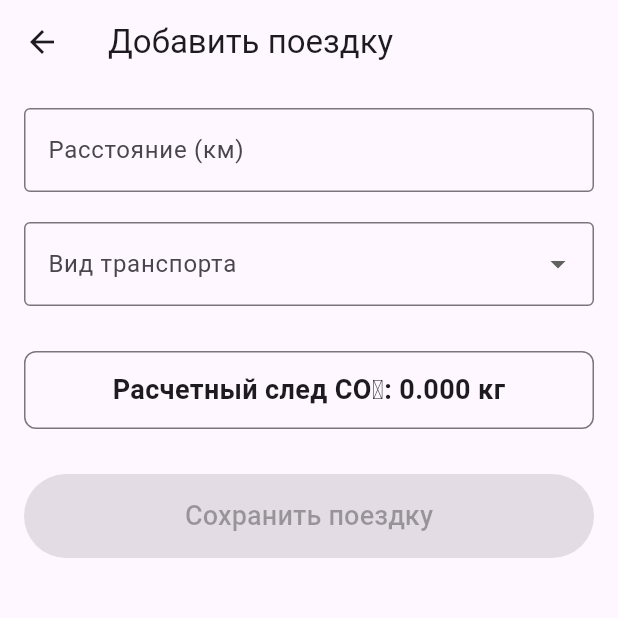
After one commit to peterkrglv/flut5, a Flutter app: the TripAddScreen screen opened directly, on a phone screen of 412 x 824 dp, the top half of it. The commit adds this screen. Run offline on Flutter 3.47's test engine with Material 3 defaults, Android fonts, the phone set to English and light mode, and no system bars.

Commit message:
Trip Screen

```diff
--- /dev/null
+++ b/lib/features/trp/screens/trip_screen.dart
@@ -0,0 +1,154 @@
+import 'package:flutter/material.dart';
+import 'package:prac5/features/transport/models/transport_model.dart';
+import 'package:prac5/shared/eco_data_manager.dart';
+import 'package:provider/provider.dart';
+
+class TripAddScreen extends StatefulWidget {
+  const TripAddScreen({super.key});
+
+  @override
+  State<TripAddScreen> createState() => _TripAddScreenState();
+}
+
+class _TripAddScreenState extends State<TripAddScreen> {
+  final _distanceController = TextEditingController();
+  TransportModel? _selectedTransport;
+  double _calculatedFootprint = 0.0;
+
+  @override
+  void dispose() {
+    _distanceController.dispose();
+    super.dispose();
+  }
+
+  void _calculateFootprint() {
+    final distance = double.tryParse(_distanceController.text) ?? 0.0;
+
+    if (_selectedTransport != null && distance > 0) {
+      setState(() {
+        _calculatedFootprint = (distance * _selectedTransport!.co2PerKm) / 1000;
+      });
+    } else {
+      setState(() {
+        _calculatedFootprint = 0.0;
+      });
+    }
+  }
+
+  void _saveTrip() {
+    if (_calculatedFootprint > 0 && _selectedTransport != null) {
+      final dataManager = Provider.of<EcoDataManager>(context, listen: false);
+
+      dataManager.addTrip(
+        distanceKm: double.tryParse(_distanceController.text) ?? 0.0,
+        transport: _selectedTransport!,
+        carbonFootprintKg: _calculatedFootprint,
+      );
+
+      final String message =
+          'Сохранено: ${_selectedTransport!.name}. След: ${_calculatedFootprint.toStringAsFixed(3)} кг CO₂';
+
+      ScaffoldMessenger.of(context).showSnackBar(
+        SnackBar(
+          content: Text(message),
+          duration: const Duration(seconds: 3),
+        ),
+      );
+
+      setState(() {
+        _distanceController.clear();
+        _selectedTransport = null;
+        _calculatedFootprint = 0.0;
+      });
+    }
+  }
+
+  @override
+  Widget build(BuildContext context) {
+    final dataManager = Provider.of<EcoDataManager>(context, listen: false);
+    final transports = dataManager.availableTransports;
+
+    return Scaffold(
+      appBar: AppBar(
+        title: const Text('Добавить поездку'),
+      ),
+      body: SingleChildScrollView(
+        padding: const EdgeInsets.all(16.0),
+        child: Column(
+          crossAxisAlignment: CrossAxisAlignment.stretch,
+          children: <Widget>[
+            TextField(
+              controller: _distanceController,
+              keyboardType: const TextInputType.numberWithOptions(decimal: true),
+              decoration: const InputDecoration(
+                labelText: 'Расстояние (км)',
+                hintText: 'Введите пройденное расстояние',
+                border: OutlineInputBorder(),
+              ),
+              onChanged: (_) => _calculateFootprint(),
+            ),
+
+            const SizedBox(height: 20),
+
+            DropdownButtonFormField<TransportModel>(
+              decoration: const InputDecoration(
+                labelText: 'Вид транспорта',
+                border: OutlineInputBorder(),
+              ),
+              value: _selectedTransport,
+              items: transports.map((TransportModel transport) {
+                return DropdownMenuItem<TransportModel>(
+                  value: transport,
+                  child: Row(
+                    children: [
+                      Icon(transport.iconData),
+                      const SizedBox(width: 10),
+                      Text(transport.name),
+                    ],
+                  ),
+                );
+              }).toList(),
+              onChanged: (TransportModel? newValue) {
+                setState(() {
+                  _selectedTransport = newValue;
+                });
+                _calculateFootprint();
+              },
+            ),
+
+            const SizedBox(height: 30),
+
+            Container(
+              padding: const EdgeInsets.all(12.0),
+              decoration: BoxDecoration(
+                border: Border.all(color: Theme.of(context).dividerColor),
+                borderRadius: BorderRadius.circular(8.0),
+              ),
+              child: Text(
+                'Расчетный след CO₂: ${_calculatedFootprint.toStringAsFixed(3)} кг',
+                style: const TextStyle(
+                  fontSize: 18,
+                  fontWeight: FontWeight.bold,
+                ),
+                textAlign: TextAlign.center,
+              ),
+            ),
+
+            const SizedBox(height: 30),
+
+            ElevatedButton(
+              onPressed: (_calculatedFootprint > 0) ? _saveTrip : null,
+              style: ElevatedButton.styleFrom(
+                padding: const EdgeInsets.symmetric(vertical: 15),
+              ),
+              child: const Text(
+                'Сохранить поездку',
+                style: TextStyle(fontSize: 18),
+              ),
+            ),
+          ],
+        ),
+      ),
+    );
+  }
+}
--- a/lib/features/user_profile/models/user_model.dart
+++ b/lib/features/user_profile/models/user_model.dart
@@ -1,25 +1,25 @@
 import 'package:prac5/features/trp/models/trip_model.dart';
 
-class UserProfile {
+class UserProfileModel {
   final int totalTrips;
   final double totalCarbonKg;
   final String mostUsedTransport;
   final List<TripModel> trips;
 
-  const UserProfile({
+  const UserProfileModel({
     required this.totalTrips,
     required this.totalCarbonKg,
     required this.mostUsedTransport,
     required this.trips,
   });
 
-  UserProfile copyWith({
+  UserProfileModel copyWith({
     int? totalTrips,
     double? totalCarbonKg,
     String? mostUsedTransport,
     List<TripModel>? trips,
   }) {
-    return UserProfile(
+    return UserProfileModel(
       totalTrips: totalTrips ?? this.totalTrips,
       totalCarbonKg: totalCarbonKg ?? this.totalCarbonKg,
       mostUsedTransport: mostUsedTransport ?? this.mostUsedTransport,
--- a/pubspec.yaml
+++ b/pubspec.yaml
@@ -30,6 +30,8 @@ environment:
 dependencies:
   flutter:
     sdk: flutter
+  uuid: ^4.0.0
+  provider: ^6.1.1
 
   # The following adds the Cupertino Icons font to your application.
   # Use with the CupertinoIcons class for iOS style icons.
```
Also changed, not shown: lib/shared/eco_data_manager.dart (added, +77 -0 lines), lib/main.dart (line endings or trailing spaces), pubspec.lock.
